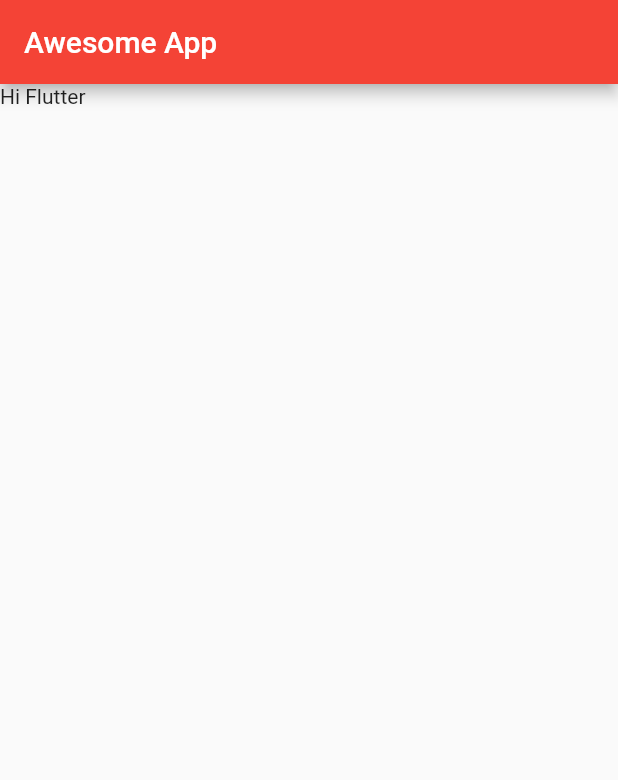
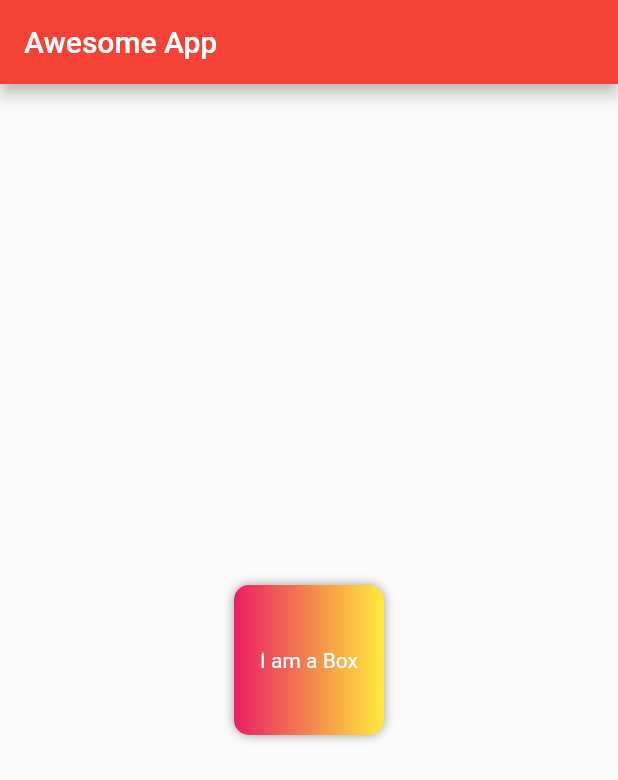
Before and after one commit to yashrajjain726/pawan_learn, a Flutter app: the screen it shows after launch, on a phone screen of 412 x 824 dp. Shown: the top 780 px of the screen. Run offline on Flutter 3.47's test engine with Material 2 defaults, Android fonts, the phone set to English and light mode, and no system bars.

Commit message:
container and text

```diff
--- a/lib/main.dart
+++ b/lib/main.dart
@@ -18,8 +18,26 @@ class HomePage extends StatelessWidget {
       appBar: AppBar(
         title: Text("Awesome App"),
       ),
-      body: Container(
-        child: Text("Hi Flutter"),
+      body: Center(
+        child: Container(
+            padding: EdgeInsets.all(8.0),
+            alignment: Alignment.center,
+            decoration: BoxDecoration(
+              color: Colors.red,
+              borderRadius: BorderRadius.circular(10.0),
+              gradient: LinearGradient(
+                colors: [Colors.pink, Colors.yellow],
+              ),
+              boxShadow: [
+                BoxShadow(color: Colors.grey, blurRadius: 5.0),
+              ],
+            ),
+            width: 100,
+            height: 100,
+            child: Text(
+              "I am a Box",
+              style: TextStyle(color: Colors.white),
+            )),
       ),
     );
   }
```
